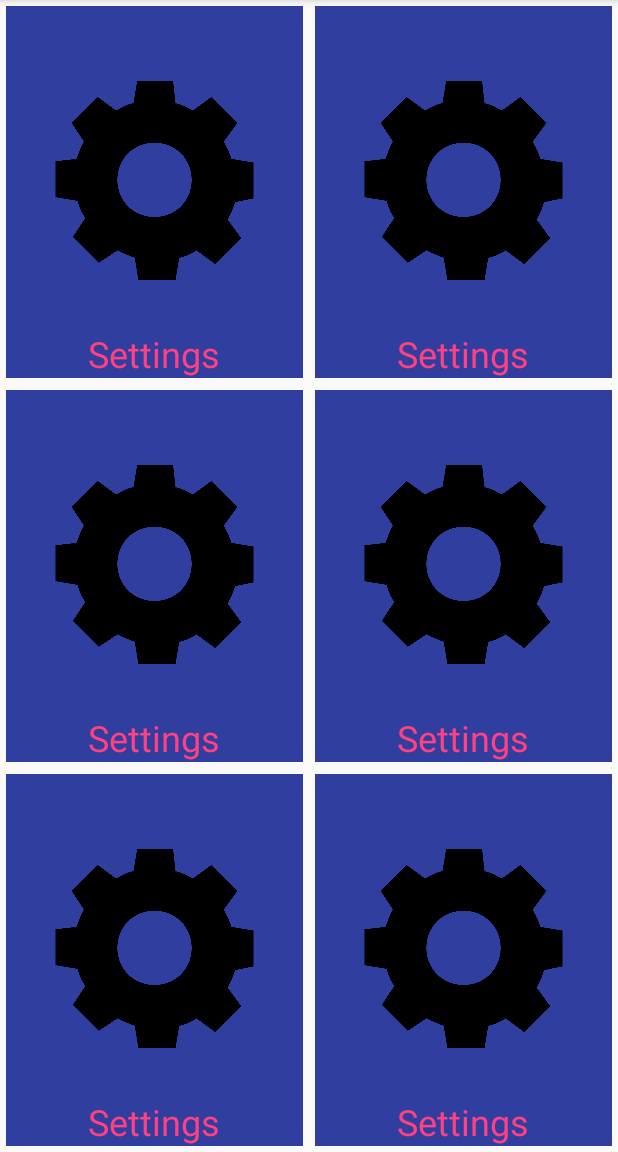
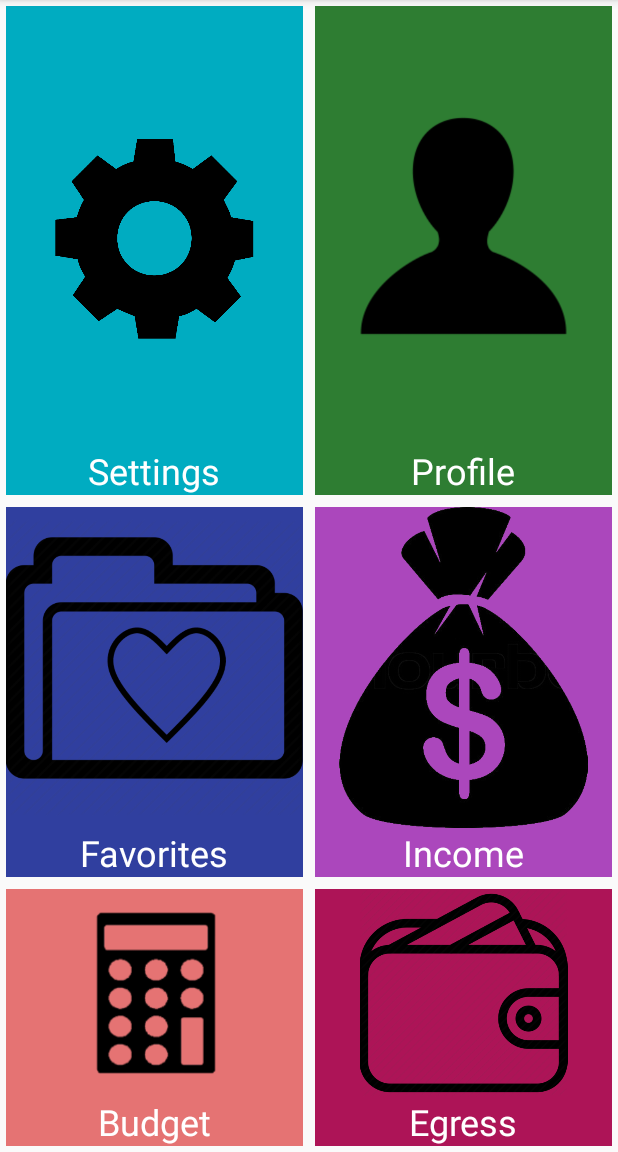
Before and after one commit to RodrigoRov/Table-Grid_Layout, an Android app: the screen it shows after launch (MainActivity), on a phone screen of 412 x 824 dp, the part 84-1236 px from its top. Run offline under Robolectric (Android 15) with nearby library versions, the phone set to English and light mode, and no system bars.

Commit message:
app finalizada

```diff
--- a/app/build.gradle
+++ b/app/build.gradle
@@ -25,4 +25,6 @@ dependencies {
     testImplementation 'junit:junit:4.12'
     androidTestImplementation 'com.android.support.test:runner:1.0.1'
     androidTestImplementation 'com.android.support.test.espresso:espresso-core:3.0.1'
+    compile 'com.android.support:appcompat-v7:26.1.0'
+    compile 'com.android.support:gridlayout-v7:26.1.0'
 }
--- a/app/src/main/res/layout-land/activity_main.xml
+++ b/app/src/main/res/layout-land/activity_main.xml
@@ -1,29 +1,26 @@
 <?xml version="1.0" encoding="utf-8"?>
-<GridLayout
+<android.support.v7.widget.GridLayout
     xmlns:android="http://schemas.android.com/apk/res/android"
     xmlns:tools="http://schemas.android.com/tools"
     xmlns:app="http://schemas.android.com/apk/res-auto"
     tools:context="com.mayorquedospuntosuve.tallerpdm.MainActivity"
     android:layout_width="match_parent"
     android:layout_height="match_parent"
-    android:columnCount="3"
-    android:rowCount="2"
-
+    app:columnCount="3"
+    app:rowCount="2"
     >
-
-
     <LinearLayout android:orientation="vertical"
-        android:layout_row="0"
-        android:layout_column="0"
+        app:layout_row="0"
+        app:layout_column="0"
         android:layout_width="0dp"
         android:layout_height="0dp"
-        android:layout_columnSpan="1"
-        android:layout_columnWeight="1"
-        android:layout_rowWeight="1"
-        android:background="@color/colorPrimaryDark"
+        app:layout_columnSpan="1"
+        app:layout_columnWeight="1"
+        app:layout_rowWeight="1"
+        android:background="@color/colorSettings"
         android:layout_margin="4dp">
 
-        <ImageView  android:src="@drawable/tuerca"
+        <ImageView  android:src="@mipmap/tuerca"
             android:layout_width="wrap_content"
             android:layout_height="0dp"
             android:layout_weight="1"/>
@@ -32,130 +29,135 @@
             android:layout_height="wrap_content"
             android:text="@string/settings"
             android:textSize="24sp"
+            android:textStyle="bold"
             android:layout_gravity="center"
-            android:textColor="@color/colorAccent"
+            android:textColor="@color/colorTexto"
             />
     </LinearLayout>
     <LinearLayout android:orientation="vertical"
-        android:layout_row="0"
-        android:layout_column="1"
+        app:layout_row="0"
+        app:layout_column="1"
         android:layout_width="0dp"
         android:layout_height="0dp"
-        android:layout_columnSpan="1"
-        android:layout_columnWeight="1"
-        android:layout_rowWeight="1"
-        android:background="@color/colorPrimaryDark"
+        app:layout_columnSpan="1"
+        app:layout_columnWeight="1"
+        app:layout_rowWeight="1"
+        android:background="@color/colorProfile"
         android:layout_margin="4dp">
 
-        <ImageView  android:src="@drawable/tuerca"
+        <ImageView  android:src="@drawable/user"
             android:layout_width="wrap_content"
             android:layout_height="0dp"
             android:layout_weight="1"/>
         <TextView
             android:layout_width="wrap_content"
             android:layout_height="wrap_content"
-            android:text="@string/settings"
+            android:text="@string/Profile"
             android:textSize="24sp"
             android:layout_gravity="center"
-            android:textColor="@color/colorAccent"
+            android:textColor="@color/colorTexto"
             />
     </LinearLayout>
     <LinearLayout android:orientation="vertical"
-        android:layout_row="0"
-        android:layout_column="2"
+        app:layout_row="0"
+        app:layout_column="2"
         android:layout_width="0dp"
         android:layout_height="0dp"
-        android:layout_columnSpan="1"
-        android:layout_columnWeight="1"
-        android:layout_rowWeight="1"
-        android:background="@color/colorPrimaryDark"
+        app:layout_columnSpan="1"
+        app:layout_columnWeight="1"
+        app:layout_rowWeight="1"
+        android:gravity="center"
+        android:background="@color/colorBudget"
         android:layout_margin="4dp">
 
-        <ImageView  android:src="@drawable/tuerca"
+        <ImageView  android:src="@drawable/calcu"
             android:layout_width="wrap_content"
             android:layout_height="0dp"
             android:layout_weight="1"/>
         <TextView
             android:layout_width="wrap_content"
             android:layout_height="wrap_content"
-            android:text="@string/settings"
+            android:text="@string/budget"
             android:textSize="24sp"
             android:layout_gravity="center"
-            android:textColor="@color/colorAccent"
+            android:textColor="@color/colorTexto"
             />
     </LinearLayout>
 
     <!--Segunda Fila -->
     <LinearLayout android:orientation="vertical"
-        android:layout_row="1"
-        android:layout_column="0"
+        app:layout_row="1"
+        app:layout_column="0"
         android:layout_width="0dp"
         android:layout_height="0dp"
-        android:layout_columnSpan="1"
-        android:layout_columnWeight="1"
-        android:layout_rowWeight="1"
+        app:layout_columnSpan="1"
+        app:layout_columnWeight="1"
+        app:layout_rowWeight="1"
         android:background="@color/colorPrimaryDark"
         android:layout_margin="4dp">
 
-        <ImageView  android:src="@drawable/tuerca"
+        <ImageView  android:src="@drawable/carpeta"
             android:layout_width="wrap_content"
+            android:layout_marginTop="8dp"
             android:layout_height="0dp"
             android:layout_weight="1"/>
         <TextView
             android:layout_width="wrap_content"
             android:layout_height="wrap_content"
-            android:text="@string/settings"
+            android:text="@string/favorites"
             android:textSize="24sp"
             android:layout_gravity="center"
-            android:textColor="@color/colorAccent"
+            android:textColor="@color/colorTexto"
             />
     </LinearLayout>
     <LinearLayout android:orientation="vertical"
-        android:layout_row="1"
-        android:layout_column="1"
+        app:layout_row="1"
+        app:layout_column="1"
         android:layout_width="0dp"
         android:layout_height="0dp"
-        android:layout_columnSpan="1"
-        android:layout_columnWeight="1"
-        android:layout_rowWeight="1"
-        android:background="@color/colorPrimaryDark"
+        app:layout_columnSpan="1"
+        app:layout_columnWeight="1"
+        app:layout_rowWeight="1"
+        android:background="@color/colorIncome"
         android:layout_margin="4dp">
 
-        <ImageView  android:src="@drawable/tuerca"
+        <ImageView  android:src="@drawable/money"
             android:layout_width="wrap_content"
+            android:layout_marginTop="8dp"
             android:layout_height="0dp"
             android:layout_weight="1"/>
         <TextView
             android:layout_width="wrap_content"
             android:layout_height="wrap_content"
-            android:text="@string/settings"
+            android:text="@string/income"
             android:textSize="24sp"
             android:layout_gravity="center"
-            android:textColor="@color/colorAccent"
+            android:textColor="@color/colorTexto"
             />
     </LinearLayout>
     <LinearLayout android:orientation="vertical"
-        android:layout_row="1"
-        android:layout_column="2"
+        app:layout_row="1"
+        app:layout_column="2"
         android:layout_width="0dp"
         android:layout_height="0dp"
-        android:layout_columnSpan="1"
-        android:layout_columnWeight="1"
-        android:layout_rowWeight="1"
-        android:background="@color/colorPrimaryDark"
+        app:layout_columnSpan="1"
+        app:layout_columnWeight="1"
+        app:layout_rowWeight="1"
+        android:background="@color/colorEgress"
         android:layout_margin="4dp">
 
-        <ImageView  android:src="@drawable/tuerca"
+        <ImageView  android:src="@drawable/ingreso"
             android:layout_width="wrap_content"
+            android:layout_marginTop="8dp"
             android:layout_height="0dp"
             android:layout_weight="1"/>
         <TextView
             android:layout_width="wrap_content"
             android:layout_height="wrap_content"
-            android:text="@string/settings"
+            android:text="@string/egress"
             android:textSize="24sp"
             android:layout_gravity="center"
-            android:textColor="@color/colorAccent"
+            android:textColor="@color/colorTexto"
             />
     </LinearLayout>
 
@@ -164,4 +166,4 @@
 
 
 
-</GridLayout>
+</android.support.v7.widget.GridLayout>
--- a/app/src/main/res/layout/activity_main.xml
+++ b/app/src/main/res/layout/activity_main.xml
@@ -7,75 +7,131 @@
     android:layout_height="match_parent"
     tools:context="com.mayorquedospuntosuve.tallerpdm.MainActivity">
 
-    <TableRow android:layout_width="match_parent" android:layout_height="0dp" android:layout_weight="1" >
-        <LinearLayout android:orientation="vertical" android:layout_width="0dp" android:layout_weight="1" android:layout_height="wrap_content" android:background="@color/colorPrimaryDark" android:layout_margin="4dp">
-            <ImageView  android:src="@drawable/tuerca" android:layout_width="wrap_content" android:layout_height="0dp" android:layout_weight="1"/>
+    <TableRow android:layout_width="match_parent"
+        android:layout_height="0dp"
+        android:layout_weight="1" >
+        <LinearLayout android:orientation="vertical"
+            android:layout_width="0dp"
+            android:layout_weight="1"
+            android:layout_height="wrap_content"
+            android:background="@color/colorSettings"
+            android:layout_margin="4dp">
+            <ImageView  android:src="@mipmap/tuerca"
+                android:layout_width="wrap_content"
+                android:layout_height="0dp"
+                android:layout_weight="1"/>
             <TextView
                 android:layout_width="wrap_content"
                 android:layout_height="wrap_content"
-                android:text="Settings"
+                android:text="@string/settings"
                 android:textSize="24sp"
                 android:layout_gravity="center"
-                android:textColor="@color/colorAccent"
+                android:textColor="@color/colorTexto"
                 />
         </LinearLayout>
-        <LinearLayout android:orientation="vertical" android:layout_width="0dp" android:layout_weight="1" android:layout_height="wrap_content" android:background="@color/colorPrimaryDark" android:layout_margin="4dp">
-            <ImageView  android:src="@drawable/tuerca" android:layout_width="wrap_content" android:layout_height="0dp" android:layout_weight="1"/>
+        <LinearLayout android:orientation="vertical"
+            android:layout_width="0dp"
+            android:layout_weight="1"
+            android:layout_height="wrap_content"
+            android:background="@color/colorProfile"
+            android:gravity="center"
+            android:layout_margin="4dp">
+            <ImageView  android:src="@drawable/user"
+                android:layout_width="wrap_content"
+                android:layout_height="0dp"
+                android:layout_weight="1"/>
             <TextView
                 android:layout_width="wrap_content"
                 android:layout_height="wrap_content"
-                android:text="Settings"
+                android:text="@string/Profile"
                 android:textSize="24sp"
                 android:layout_gravity="center"
-                android:textColor="@color/colorAccent"
+                android:textColor="@color/colorTexto"
                 />
         </LinearLayout>
     </TableRow>
-    <TableRow android:layout_width="match_parent" android:layout_height="0dp" android:layout_weight="1" >
-        <LinearLayout android:orientation="vertical" android:layout_width="0dp" android:layout_weight="1" android:layout_height="wrap_content" android:background="@color/colorPrimaryDark" android:layout_margin="4dp">
-            <ImageView  android:src="@drawable/tuerca" android:layout_width="wrap_content" android:layout_height="0dp" android:layout_weight="1"/>
+    <TableRow android:layout_width="match_parent"
+        android:layout_height="0dp"
+        android:layout_weight="1" >
+        <LinearLayout android:orientation="vertical"
+            android:layout_width="0dp"
+            android:layout_weight="1"
+            android:layout_height="wrap_content"
+            android:background="@color/colorPrimaryDark"
+            android:layout_margin="4dp">
+            <ImageView  android:src="@drawable/carpeta"
+                android:layout_width="wrap_content"
+                android:layout_height="0dp"
+                android:layout_weight="1"/>
             <TextView
                 android:layout_width="wrap_content"
                 android:layout_height="wrap_content"
-                android:text="Settings"
+                android:text="@string/favorites"
                 android:textSize="24sp"
                 android:layout_gravity="center"
-                android:textColor="@color/colorAccent"
+                android:textColor="@color/colorTexto"
                 />
         </LinearLayout>
-        <LinearLayout android:orientation="vertical" android:layout_width="0dp" android:layout_weight="1" android:layout_height="wrap_content" android:background="@color/colorPrimaryDark" android:layout_margin="4dp">
-            <ImageView  android:src="@drawable/tuerca" android:layout_width="wrap_content" android:layout_height="0dp" android:layout_weight="1"/>
+        <LinearLayout android:orientation="vertical"
+            android:layout_width="0dp"
+            android:layout_weight="1"
+            android:layout_height="wrap_content"
+            android:background="@color/colorIncome"
+            android:layout_margin="4dp">
+            <ImageView  android:src="@drawable/money"
+                android:layout_width="wrap_content"
+                android:layout_height="0dp"
+                android:layout_weight="1"/>
             <TextView
                 android:layout_width="wrap_content"
                 android:layout_height="wrap_content"
-                android:text="Settings"
+                android:text="@string/income"
                 android:textSize="24sp"
                 android:layout_gravity="center"
-                android:textColor="@color/colorAccent"
+                android:textColor="@color/colorTexto"
                 />
         </LinearLayout>
     </TableRow>
-    <TableRow android:layout_width="match_parent" android:layout_height="0dp" android:layout_weight="1" >
-        <LinearLayout android:orientation="vertical" android:layout_width="0dp" android:layout_weight="1" android:layout_height="wrap_content" android:background="@color/colorPrimaryDark" android:layout_margin="4dp">
-            <ImageView  android:src="@drawable/tuerca" android:layout_width="wrap_content" android:layout_height="0dp" android:layout_weight="1"/>
+    <TableRow android:layout_width="match_parent"
+        android:layout_height="0dp"
+        android:layout_weight="1" >
+        <LinearLayout android:orientation="vertical"
+            android:gravity="center"
+            android:layout_width="0dp"
+            android:layout_weight="1"
+            android:layout_height="wrap_content"
+            android:background="@color/colorBudget"
+            android:layout_margin="4dp">
+            <ImageView  android:src="@drawable/calcu"
+                android:layout_width="wrap_content"
+                android:layout_height="0dp"
+                android:layout_weight="1"/>
             <TextView
                 android:layout_width="wrap_content"
                 android:layout_height="wrap_content"
-                android:text="Settings"
+                android:text="@string/budget"
                 android:textSize="24sp"
                 android:layout_gravity="center"
-                android:textColor="@color/colorAccent"
+                android:textColor="@color/colorTexto"
                 />
         </LinearLayout>
-        <LinearLayout android:orientation="vertical" android:layout_width="0dp" android:layout_weight="1" android:layout_height="wrap_content" android:background="@color/colorPrimaryDark" android:layout_margin="4dp">
-            <ImageView  android:src="@drawable/tuerca" android:layout_width="wrap_content" android:layout_height="0dp" android:layout_weight="1"/>
+        <LinearLayout android:orientation="vertical"
+            android:layout_width="0dp"
+            android:layout_weight="1"
+            android:layout_height="wrap_content"
+            android:background="@color/colorEgress"
+            android:layout_margin="4dp">
+            <ImageView  android:src="@drawable/ingreso"
+                android:layout_width="wrap_content"
+                android:layout_height="0dp"
+                android:layout_weight="1"/>
             <TextView
                 android:layout_width="wrap_content"
                 android:layout_height="wrap_content"
-                android:text="Settings"
+                android:text="@string/egress"
                 android:textSize="24sp"
                 android:layout_gravity="center"
-                android:textColor="@color/colorAccent"
+                android:textColor="@color/colorTexto"
                 />
         </LinearLayout>
     </TableRow>
--- a/app/src/main/res/values/colors.xml
+++ b/app/src/main/res/values/colors.xml
@@ -3,4 +3,11 @@
     <color name="colorPrimary">#3F51B5</color>
     <color name="colorPrimaryDark">#303F9F</color>
     <color name="colorAccent">#FF4081</color>
+    <color name="colorSettings">#00ACC1</color>
+    <color name="colorTexto">#FFFFFF</color>
+    <color name="colorProfile">#2E7D32</color>
+    <color name="colorBudget">#E57373</color>
+    <color name="colorIncome">#AB47BC</color>
+    <color name="colorEgress">#AD1457</color>
+    <color name="colorFavorites">#2E7D32</color>
 </resources>
--- a/app/src/main/res/values/strings.xml
+++ b/app/src/main/res/values/strings.xml
@@ -1,4 +1,9 @@
 <resources>
     <string name="app_name">TallerPDM</string>
     <string name="settings">Settings</string>
+    <string name="Profile">Profile</string>
+    <string name="budget">Budget</string>
+    <string name="favorites">Favorites</string>
+    <string name="income">Income</string>
+    <string name="egress">Egress</string>
 </resources>
--- a/build.gradle
+++ b/build.gradle
@@ -8,7 +8,6 @@ buildscript {
     }
     dependencies {
         classpath 'com.android.tools.build:gradle:3.0.1'
-
 
         // NOTE: Do not place your application dependencies here; they belong
         // in the individual module build.gradle files
```
Also changed, not shown: app/src/main/res/drawable/calcu.png (added), app/src/main/res/drawable/carpeta.png (added), app/src/main/res/drawable/ingreso.png (added), app/src/main/res/drawable/money.png (added), app/src/main/res/drawable/user.png (added), app/src/main/res/mipmap-xxhdpi/tuerca.png (renamed from app/src/main/res/drawable/tuerca.png).
